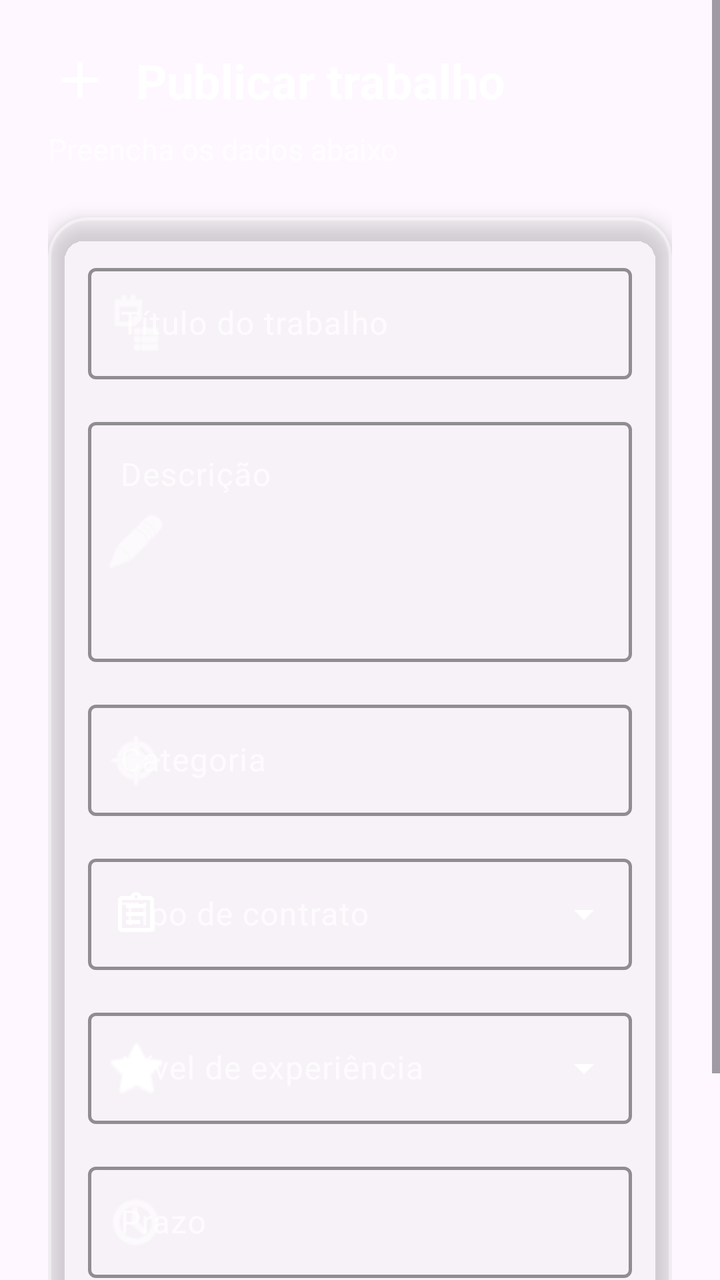
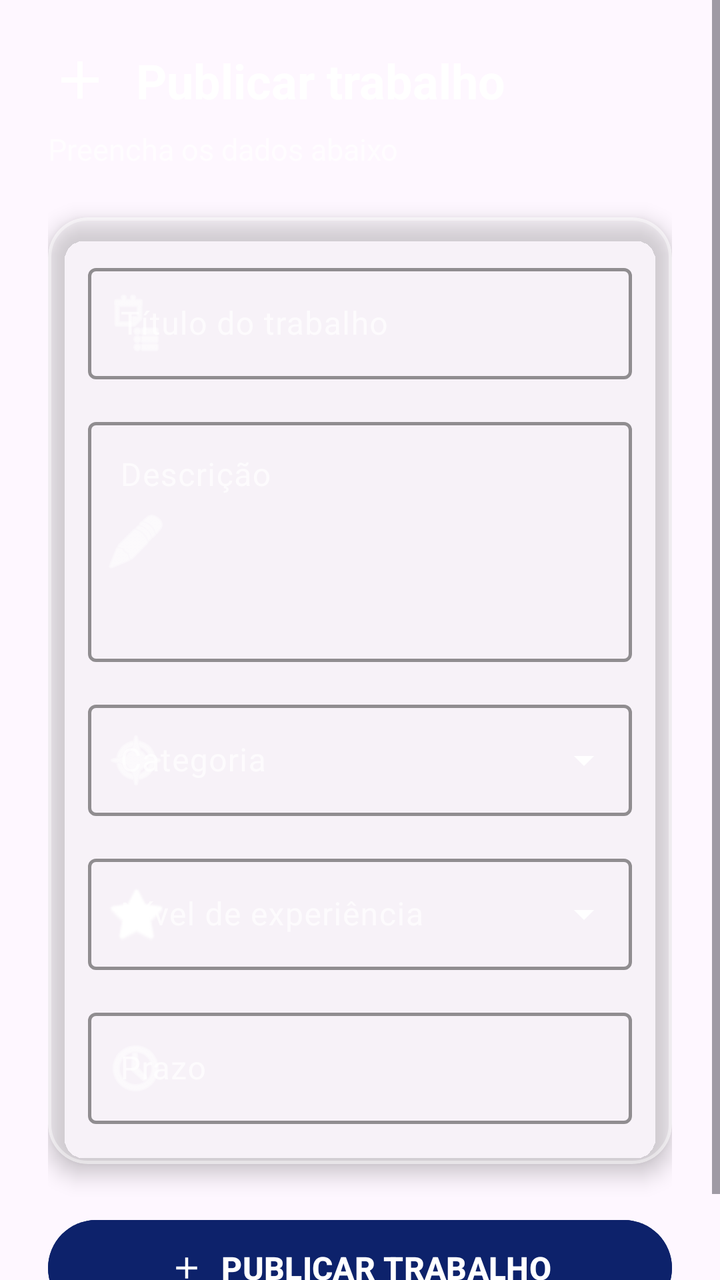

Before-and-after screenshots of an Android layout around one commit, followed by the original layout XML and the change that was made.
<!-- AndroidManifest.xml: application theme Theme.PlataformaRemota -->
<!-- res/layout/fragment_publish.xml -->
<?xml version="1.0" encoding="utf-8"?>
<ScrollView xmlns:android="http://schemas.android.com/apk/res/android"
    xmlns:app="http://schemas.android.com/apk/res-auto"
    xmlns:tools="http://schemas.android.com/tools"
    android:layout_width="match_parent"
    android:layout_height="match_parent"
    android:fillViewport="true">

    <LinearLayout
        android:layout_width="match_parent"
        android:layout_height="wrap_content"
        android:orientation="vertical"
        android:padding="24dp">

        
        <LinearLayout
            android:layout_width="match_parent"
            android:layout_height="wrap_content"
            android:gravity="center_vertical"
            android:orientation="horizontal"
            android:layout_marginBottom="8dp">

            <ImageView
                android:layout_width="32dp"
                android:layout_height="32dp"
                android:layout_marginEnd="12dp"
                android:src="@drawable/ic_add"
                app:tint="@color/white" />

            <TextView
                android:layout_width="0dp"
                android:layout_height="wrap_content"
                android:layout_weight="1"
                android:text="Publicar trabalho"
                android:textColor="@color/white"
                android:textSize="24sp"
                android:textStyle="bold" />
        </LinearLayout>

        <TextView
            android:layout_width="match_parent"
            android:layout_height="wrap_content"
            android:text="Preencha os dados abaixo"
            android:textColor="#B3FFFFFF"
            android:textSize="15sp"
            android:layout_marginBottom="24dp" />

        
        <com.google.android.material.card.MaterialCardView
            android:layout_width="match_parent"
            android:layout_height="wrap_content"
            android:layout_marginBottom="24dp"
            app:cardBackgroundColor="#33FFFFFF"
            app:cardCornerRadius="20dp"
            app:cardElevation="6dp"
            app:strokeWidth="1.5dp"
            app:strokeColor="#66FFFFFF">

            <LinearLayout
                android:layout_width="match_parent"
                android:layout_height="wrap_content"
                android:orientation="vertical"
                android:padding="20dp">

                
                <com.google.android.material.textfield.TextInputLayout
                    style="@style/Widget.Material3.TextInputLayout.OutlinedBox"
                    android:layout_width="match_parent"
                    android:layout_height="wrap_content"
                    android:layout_marginBottom="16dp"
                    android:hint="Título do trabalho"
                    android:textColorHint="#B3FFFFFF"
                    app:boxStrokeColor="@color/white"
                    app:boxStrokeWidth="1.5dp"
                    app:boxBackgroundColor="@android:color/transparent"
                    app:hintTextColor="@color/white"
                    app:startIconDrawable="@android:drawable/ic_menu_agenda"
                    app:startIconTint="@color/white">

                    <com.google.android.material.textfield.TextInputEditText
                        android:id="@+id/edtTitulo"
                        android:layout_width="match_parent"
                        android:layout_height="wrap_content"
                        android:inputType="text"
                        android:textColor="@color/white" />
                </com.google.android.material.textfield.TextInputLayout>

                
                <com.google.android.material.textfield.TextInputLayout
                    style="@style/Widget.Material3.TextInputLayout.OutlinedBox"
                    android:layout_width="match_parent"
                    android:layout_height="wrap_content"
                    android:layout_marginBottom="16dp"
                    android:hint="Descrição"
                    android:textColorHint="#B3FFFFFF"
                    app:boxStrokeColor="@color/white"
                    app:boxStrokeWidth="1.5dp"
                    app:boxBackgroundColor="@android:color/transparent"
                    app:hintTextColor="@color/white"
                    app:startIconDrawable="@android:drawable/ic_menu_edit"
                    app:startIconTint="@color/white">

                    <com.google.android.material.textfield.TextInputEditText
                        android:id="@+id/edtDescricao"
                        android:layout_width="match_parent"
                        android:layout_height="120dp"
                        android:gravity="top"
                        android:inputType="textMultiLine"
                        android:textColor="@color/white" />
                </com.google.android.material.textfield.TextInputLayout>

                
                <com.google.android.material.textfield.TextInputLayout
                    style="@style/Widget.Material3.TextInputLayout.OutlinedBox"
                    android:layout_width="match_parent"
                    android:layout_height="wrap_content"
                    android:layout_marginBottom="16dp"
                    android:hint="Categoria"
                    android:textColorHint="#B3FFFFFF"
                    app:boxStrokeColor="@color/white"
                    app:boxStrokeWidth="1.5dp"
                    app:boxBackgroundColor="@android:color/transparent"
                    app:hintTextColor="@color/white"
                    app:startIconDrawable="@android:drawable/ic_menu_compass"
                    app:startIconTint="@color/white">

                    <com.google.android.material.textfield.TextInputEditText
                        android:id="@+id/edtCategoria"
                        android:layout_width="match_parent"
                        android:layout_height="wrap_content"
                        android:inputType="text"
                        android:textColor="@color/white" />
                </com.google.android.material.textfield.TextInputLayout>

                
                <com.google.android.material.textfield.TextInputLayout
                    style="@style/Widget.Material3.TextInputLayout.OutlinedBox.ExposedDropdownMenu"
                    android:layout_width="match_parent"
                    android:layout_height="wrap_content"
                    android:layout_marginBottom="16dp"
                    android:hint="Tipo de contrato"
                    android:textColorHint="#B3FFFFFF"
                    app:boxStrokeColor="@color/white"
                    app:boxStrokeWidth="1.5dp"
                    app:boxBackgroundColor="@android:color/transparent"
                    app:hintTextColor="@color/white"
                    app:startIconDrawable="@drawable/ic_menu_description"
                    app:startIconTint="@color/white"
                    app:endIconTint="@color/white">

                    <AutoCompleteTextView
                        android:id="@+id/edtTipoContrato"
                        android:layout_width="match_parent"
                        android:layout_height="wrap_content"
                        android:inputType="text"
                        android:completionThreshold="0"
                        android:textColor="@color/white" />
                </com.google.android.material.textfield.TextInputLayout>

                
                <com.google.android.material.textfield.TextInputLayout
                    style="@style/Widget.Material3.TextInputLayout.OutlinedBox.ExposedDropdownMenu"
                    android:layout_width="match_parent"
                    android:layout_height="wrap_content"
                    android:layout_marginBottom="16dp"
                    android:hint="Nível de experiência"
                    android:textColorHint="#B3FFFFFF"
                    app:boxStrokeColor="@color/white"
                    app:boxStrokeWidth="1.5dp"
                    app:boxBackgroundColor="@android:color/transparent"
                    app:hintTextColor="@color/white"
                    app:startIconDrawable="@android:drawable/btn_star_big_on"
                    app:startIconTint="@color/white"
                    app:endIconTint="@color/white">

                    <AutoCompleteTextView
                        android:id="@+id/edtNivel"
                        android:layout_width="match_parent"
                        android:layout_height="wrap_content"
                        android:inputType="text"
                        android:completionThreshold="0"
                        android:textColor="@color/white" />
                </com.google.android.material.textfield.TextInputLayout>

                
                <com.google.android.material.textfield.TextInputLayout
                    style="@style/Widget.Material3.TextInputLayout.OutlinedBox"
                    android:layout_width="match_parent"
                    android:layout_height="wrap_content"
                    android:hint="Prazo"
                    android:textColorHint="#B3FFFFFF"
                    app:boxStrokeColor="@color/white"
                    app:boxStrokeWidth="1.5dp"
                    app:boxBackgroundColor="@android:color/transparent"
                    app:hintTextColor="@color/white"
                    app:startIconDrawable="@android:drawable/ic_menu_recent_history"
                    app:startIconTint="@color/white">

                    <com.google.android.material.textfield.TextInputEditText
                        android:id="@+id/edtPrazo"
                        android:layout_width="match_parent"
                        android:layout_height="wrap_content"
                        android:inputType="text"
                        android:textColor="@color/white" />
                </com.google.android.material.textfield.TextInputLayout>
            </LinearLayout>
        </com.google.android.material.card.MaterialCardView>

        
        <com.google.android.material.button.MaterialButton
            android:id="@+id/btnPublicar"
            android:layout_width="match_parent"
            android:layout_height="56dp"
            android:backgroundTint="#0D226B"
            android:text="PUBLICAR TRABALHO"
            android:textColor="@color/white"
            android:textSize="16sp"
            android:textStyle="bold"
            app:cornerRadius="28dp"
            app:elevation="4dp"
            app:icon="@drawable/ic_add"
            app:iconGravity="textStart"
            app:iconPadding="8dp"
            app:iconTint="@color/white" />

    </LinearLayout>
</ScrollView>
<!-- resources referenced by this layout -->
<resources>
  <color name="white">#FFFFFFFF</color>
  <!-- drawable ic_add (drawable) -->
  <vector xmlns:android="http://schemas.android.com/apk/res/android" android:height="24dp" android:tint="#000000" android:viewportHeight="960" android:viewportWidth="960" android:width="24dp">
        
      <path android:fillColor="@android:color/white" android:pathData="M440,520L200,520L200,440L440,440L440,200L520,200L520,440L760,440L760,520L520,520L520,760L440,760L440,520Z"/>
      
  </vector>
  <!-- drawable ic_menu_description (drawable) -->
  <vector xmlns:android="http://schemas.android.com/apk/res/android" android:autoMirrored="true" android:height="24dp" android:tint="#000000" android:viewportHeight="960" android:viewportWidth="960" android:width="24dp">
        
      <path android:fillColor="@android:color/white" android:pathData="M200,840Q167,840 143.5,816.5Q120,793 120,760L120,200Q120,167 143.5,143.5Q167,120 200,120L368,120Q381,84 411.5,62Q442,40 480,40Q518,40 548.5,62Q579,84 592,120L760,120Q793,120 816.5,143.5Q840,167 840,200L840,760Q840,793 816.5,816.5Q793,840 760,840L200,840ZM200,760L760,760Q760,760 760,760Q760,760 760,760L760,200Q760,200 760,200Q760,200 760,200L200,200Q200,200 200,200Q200,200 200,200L200,760Q200,760 200,760Q200,760 200,760ZM280,680L560,680L560,600L280,600L280,680ZM280,520L680,520L680,440L280,440L280,520ZM280,360L680,360L680,280L280,280L280,360ZM501.5,161.5Q510,153 510,140Q510,127 501.5,118.5Q493,110 480,110Q467,110 458.5,118.5Q450,127 450,140Q450,153 458.5,161.5Q467,170 480,170Q493,170 501.5,161.5ZM200,760Q200,760 200,760Q200,760 200,760L200,200Q200,200 200,200Q200,200 200,200L200,200Q200,200 200,200Q200,200 200,200L200,760Q200,760 200,760Q200,760 200,760Z"/>
      
  </vector>
  <style name="Theme.PlataformaRemota" parent="Base.Theme.PlataformaRemota" />
  <style name="Base.Theme.PlataformaRemota" parent="Theme.Material3.DayNight.NoActionBar">
          
          
      </style>
</resources>

<!-- the commit's change to res/layout/fragment_publish.xml (unified diff, before → after) -->
@@ -111,7 +111,7 @@
 
                 
                 <com.google.android.material.textfield.TextInputLayout
-                    style="@style/Widget.Material3.TextInputLayout.OutlinedBox"
+                    style="@style/Widget.Material3.TextInputLayout.OutlinedBox.ExposedDropdownMenu"
                     android:layout_width="match_parent"
                     android:layout_height="wrap_content"
                     android:layout_marginBottom="16dp"
@@ -122,38 +122,14 @@
                     app:boxBackgroundColor="@android:color/transparent"
                     app:hintTextColor="@color/white"
                     app:startIconDrawable="@android:drawable/ic_menu_compass"
-                    app:startIconTint="@color/white">
-
-                    <com.google.android.material.textfield.TextInputEditText
-                        android:id="@+id/edtCategoria"
-                        android:layout_width="match_parent"
-                        android:layout_height="wrap_content"
-                        android:inputType="text"
-                        android:textColor="@color/white" />
-                </com.google.android.material.textfield.TextInputLayout>
-
-                
-                <com.google.android.material.textfield.TextInputLayout
-                    style="@style/Widget.Material3.TextInputLayout.OutlinedBox.ExposedDropdownMenu"
-                    android:layout_width="match_parent"
-                    android:layout_height="wrap_content"
-                    android:layout_marginBottom="16dp"
-                    android:hint="Tipo de contrato"
-                    android:textColorHint="#B3FFFFFF"
-                    app:boxStrokeColor="@color/white"
-                    app:boxStrokeWidth="1.5dp"
-                    app:boxBackgroundColor="@android:color/transparent"
-                    app:hintTextColor="@color/white"
-                    app:startIconDrawable="@drawable/ic_menu_description"
                     app:startIconTint="@color/white"
                     app:endIconTint="@color/white">
 
                     <AutoCompleteTextView
-                        android:id="@+id/edtTipoContrato"
-                        android:layout_width="match_parent"
-                        android:layout_height="wrap_content"
-                        android:inputType="text"
-                        android:completionThreshold="0"
+                        android:id="@+id/edtCategoria"
+                        android:layout_width="match_parent"
+                        android:layout_height="wrap_content"
+                        android:inputType="none"
                         android:textColor="@color/white" />
                 </com.google.android.material.textfield.TextInputLayout>
 
<!-- resource entries referenced after the edit -->
@@ -7,16 +7,17 @@
       <path android:fillColor="@android:color/white" android:pathData="M440,520L200,520L200,440L440,440L440,200L520,200L520,440L760,440L760,520L520,520L520,760L440,760L440,520Z"/>
       
   </vector>
-  <!-- drawable ic_menu_description (drawable) -->
-  <vector xmlns:android="http://schemas.android.com/apk/res/android" android:autoMirrored="true" android:height="24dp" android:tint="#000000" android:viewportHeight="960" android:viewportWidth="960" android:width="24dp">
-        
-      <path android:fillColor="@android:color/white" android:pathData="M200,840Q167,840 143.5,816.5Q120,793 120,760L120,200Q120,167 143.5,143.5Q167,120 200,120L368,120Q381,84 411.5,62Q442,40 480,40Q518,40 548.5,62Q579,84 592,120L760,120Q793,120 816.5,143.5Q840,167 840,200L840,760Q840,793 816.5,816.5Q793,840 760,840L200,840ZM200,760L760,760Q760,760 760,760Q760,760 760,760L760,200Q760,200 760,200Q760,200 760,200L200,200Q200,200 200,200Q200,200 200,200L200,760Q200,760 200,760Q200,760 200,760ZM280,680L560,680L560,600L280,600L280,680ZM280,520L680,520L680,440L280,440L280,520ZM280,360L680,360L680,280L280,280L280,360ZM501.5,161.5Q510,153 510,140Q510,127 501.5,118.5Q493,110 480,110Q467,110 458.5,118.5Q450,127 450,140Q450,153 458.5,161.5Q467,170 480,170Q493,170 501.5,161.5ZM200,760Q200,760 200,760Q200,760 200,760L200,200Q200,200 200,200Q200,200 200,200L200,200Q200,200 200,200Q200,200 200,200L200,760Q200,760 200,760Q200,760 200,760Z"/>
-      
-  </vector>
   <style name="Theme.PlataformaRemota" parent="Base.Theme.PlataformaRemota" />
   <style name="Base.Theme.PlataformaRemota" parent="Theme.Material3.DayNight.NoActionBar">
           
           
+          <item name="android:windowAnimationStyle">@style/ActivityAnimation</item>
+      </style>
+  <style name="ActivityAnimation" parent="@android:style/Animation.Activity">
+          <item name="android:activityOpenEnterAnimation">@anim/slide_in_right</item>
+          <item name="android:activityOpenExitAnimation">@anim/slide_out_left</item>
+          <item name="android:activityCloseEnterAnimation">@anim/slide_in_left</item>
+          <item name="android:activityCloseExitAnimation">@anim/slide_out_right</item>
       </style>
 </resources>
 
